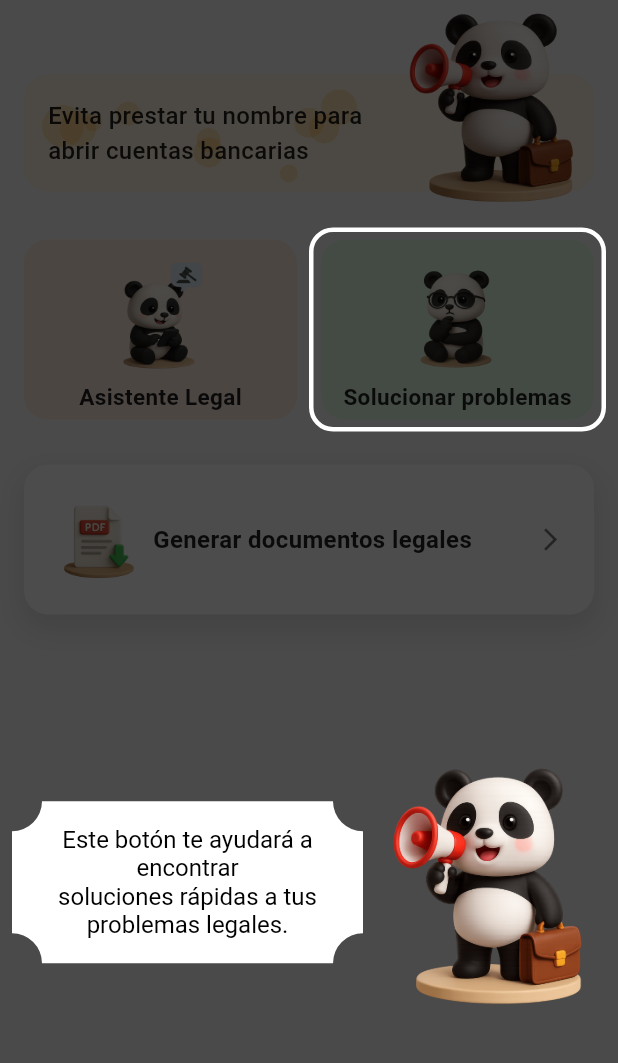
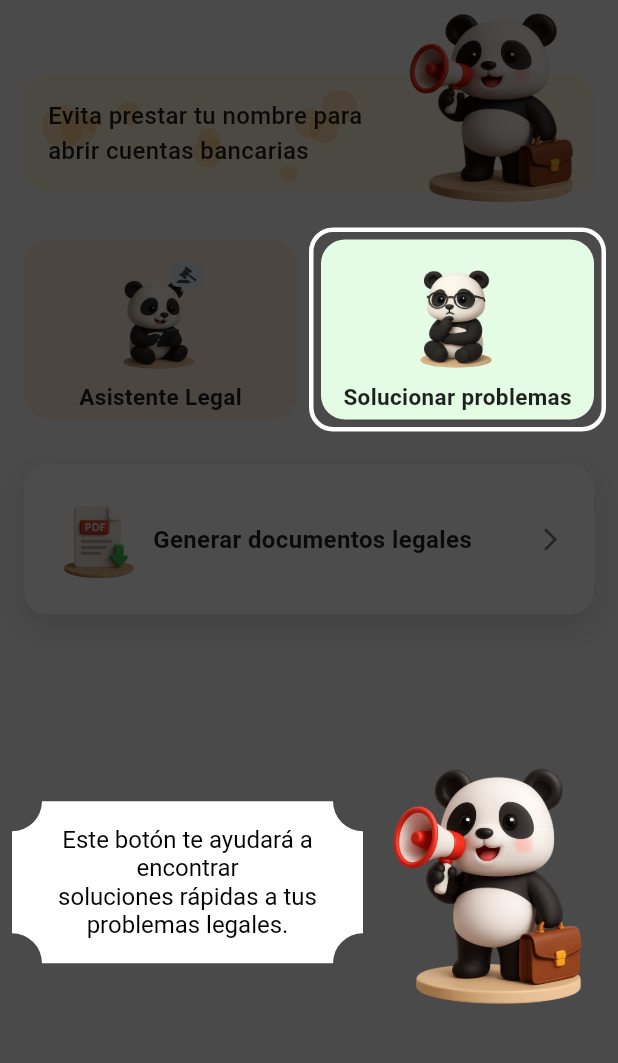
Before and after one commit to estarly07/Legalito, a Flutter app: the MenuScreen screen opened by its route, after a tap on the "question mark" icon, on a phone screen of 412 x 824 dp, the part 173-1236 px from its top. Run offline on Flutter 3.47's test engine with Material 3 defaults, Android fonts, the light colour scheme and no system bars; our stand-ins replace bloc, device_info_plus, firebase_auth, firebase_core, firebase_database, flutter_bloc and 7 more; missing offline and left inert: flame, flame_audio, syncfusion_flutter_pdf, syncfusion_flutter_pdfviewer; accounts and stored records are empty.

Commit message:
se mejoro el tutorial

```diff
--- a/lib/menu/menu_tutorial_overlay.dart
+++ b/lib/menu/menu_tutorial_overlay.dart
@@ -62,7 +62,11 @@ class _MenuTutorialOverlayState extends State<MenuTutorialOverlay> {
       child: Stack(
         children: [
           // Fondo oscuro que avanza el paso al tocar
-          Container(color: Colors.black.withOpacity(0.7)),
+          // The tutorial overlay
+          CustomPaint(
+            size: Size.infinite,
+            painter: OverlayWithHolePainter(targetKey: current.highlightKey),
+          ),
 
           // Área resaltada - DEBE ESTAR directamente dentro del Stack
           IgnorePointer(
@@ -143,3 +147,52 @@ class _HighlightBox extends StatelessWidget {
     );
   }
 }
+
+class OverlayWithHolePainter extends CustomPainter {
+  final double borderRadius;
+  final GlobalKey targetKey;
+
+  OverlayWithHolePainter({
+    required this.targetKey,
+    this.borderRadius = 16,
+  });
+
+  @override
+  void paint(Canvas canvas, Size size) {
+    final Rect? holeRect = _getHolePosition();
+    if (holeRect == null) return;
+
+    final overlayPaint = Paint()
+      ..color = Colors.black.withOpacity(0.7)
+      ..style = PaintingStyle.fill;
+
+    final clearPaint = Paint()..blendMode = BlendMode.clear;
+
+    // Draw background layer
+    canvas.saveLayer(Offset.zero & size, Paint());
+
+    // Draw the dark overlay
+    canvas.drawRect(Rect.fromLTWH(0, 0, size.width, size.height), overlayPaint);
+
+    // Clear the hole with rounded corners
+    final holePath = Path()
+      ..addRRect(
+          RRect.fromRectAndRadius(holeRect, Radius.circular(borderRadius)));
+
+    canvas.drawPath(holePath, clearPaint);
+
+    canvas.restore();
+  }
+
+  @override
+  bool shouldRepaint(covariant CustomPainter oldDelegate) => true;
+  Rect? _getHolePosition() {
+    final RenderBox? renderBox =
+        targetKey.currentContext?.findRenderObject() as RenderBox?;
+    if (renderBox != null) {
+      final position = renderBox.localToGlobal(Offset.zero);
+      return position & renderBox.size;
+    }
+    return null;
+  }
+}
```
